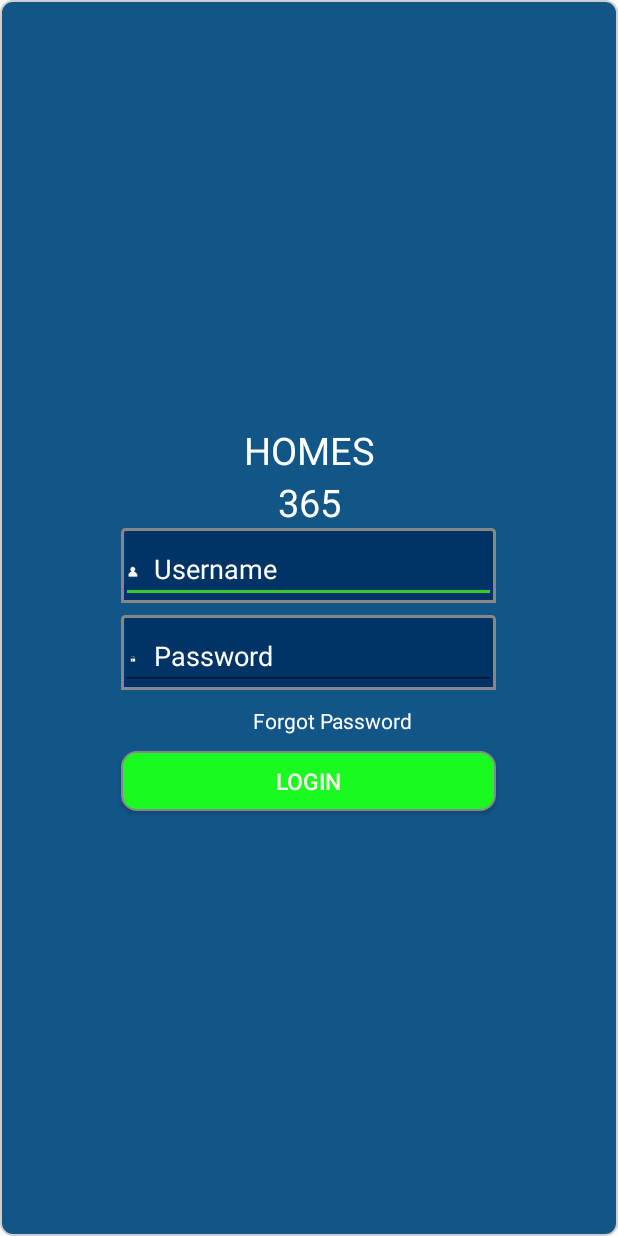
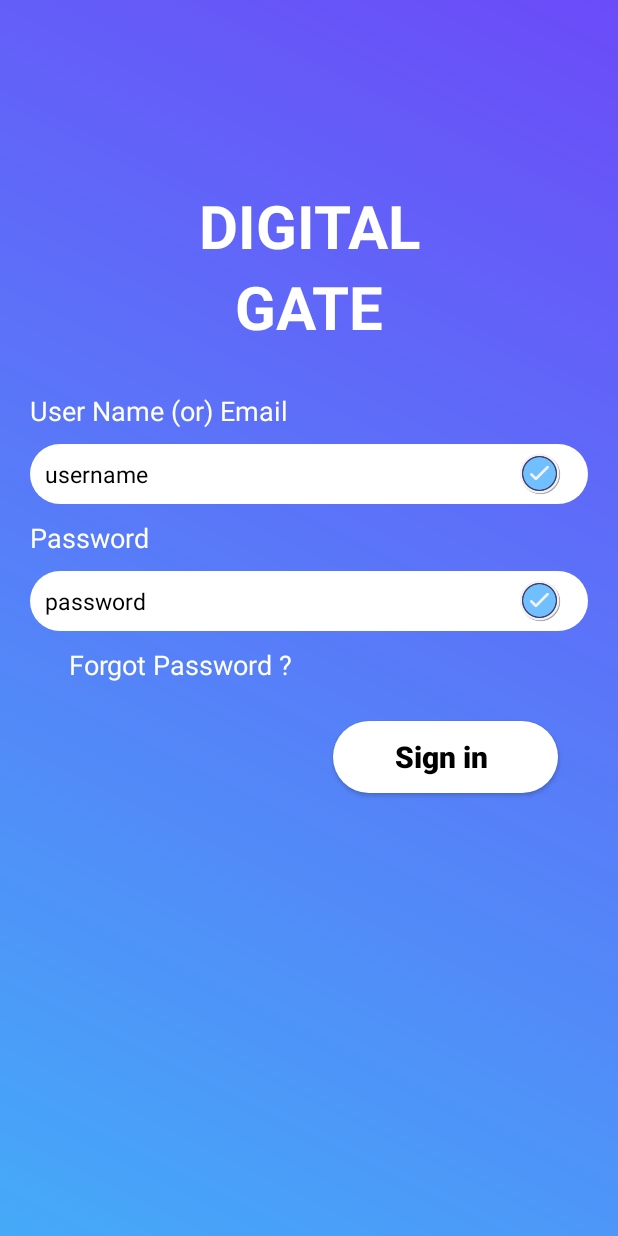
Before and after one commit to rayudu-glits/APartmentAppDevelopment, an Android app: the screen it shows after launch (LoginActivity), on a phone screen of 412 x 824 dp. Run offline under Robolectric (Android 15) with nearby library versions, the phone set to English and light mode, and no system bars; our stand-ins replace Volley; libraries missing offline, so code that uses them is left out: uk.co.chrisjenx; 1 statement that could not run was skipped.

Commit message:
Splash screen and Login Screen

```diff
--- a/app/src/main/AndroidManifest.xml
+++ b/app/src/main/AndroidManifest.xml
@@ -28,7 +28,6 @@
         <activity
             android:name=".SplashScreenActivity"
             android:label="@string/app_name"
-            android:theme="@style/AppTheme"
             android:exported="true">
             <intent-filter>
                 <action android:name="android.intent.action.MAIN" />
--- /dev/null
+++ b/app/src/main/res/drawable/background_gradient.xml
@@ -0,0 +1,11 @@
+<?xml version="1.0" encoding="utf-8"?>
+<shape xmlns:android="http://schemas.android.com/apk/res/android"
+    android:shape="rectangle" >
+
+    <gradient
+        android:angle="45"
+        android:endColor="#F06240F8"
+        android:startColor="#45AAF8"
+        android:type="linear" />
+
+</shape>
--- /dev/null
+++ b/app/src/main/res/drawable/shapebutton.xml
@@ -0,0 +1,7 @@
+<?xml version="1.0" encoding="utf-8"?>
+<shape xmlns:android="http://schemas.android.com/apk/res/android"
+    android:shape="rectangle">
+    <solid android:color="@color/white" />
+    <corners
+        android:radius="30dp"/>
+</shape>
--- a/app/src/main/res/layout/activity_login.xml
+++ b/app/src/main/res/layout/activity_login.xml
@@ -4,96 +4,159 @@
     xmlns:tools="http://schemas.android.com/tools"
     android:layout_width="match_parent"
     android:layout_height="match_parent"
+    android:orientation="vertical"
+    android:weightSum="10"
+    android:background="@drawable/background_gradient"
     tools:context=".LoginActivity">
-
     <LinearLayout
         android:layout_width="match_parent"
-        android:layout_height="match_parent"
-        android:orientation="horizontal">
-
-        <LinearLayout
-            android:layout_width="match_parent"
-            android:layout_height="match_parent"
-            android:background="@drawable/button_frame"
+        android:layout_height="0dp"
+        android:layout_weight="7.8"
         android:gravity="center"
         android:orientation="vertical">
-
-            <TextView
+        <LinearLayout
             android:layout_width="match_parent"
             android:layout_height="wrap_content"
             android:gravity="center"
-                android:text="HOMES"
-                android:textColor="#fff"
-                android:textSize="25dp" />
-
+            android:orientation="vertical">
         <TextView
+            android:id="@+id/digital"
             android:layout_width="match_parent"
             android:layout_height="wrap_content"
-                android:gravity="center_horizontal"
-                android:text="365"
-                android:textColor="#fff"
-                android:textSize="25dp" />
-
+            android:textColor="@color/white"
+            android:textStyle="bold"
+            android:text="DIGITAL"
+            android:gravity="center"
+            android:textSize="40sp"
+            android:layout_marginTop="10dp"/>
+            <TextView
+                android:id="@+id/gate"
+                android:layout_width="match_parent"
+                android:layout_height="wrap_content"
+                android:textColor="@color/white"
+                android:textStyle="bold"
+                android:text="GATE"
+                android:gravity="center"
+                android:textSize="40sp"/>
+        </LinearLayout>
       <LinearLayout
-                android:layout_width="250dp"
-                android:layout_height="50dp"
-                android:background="@drawable/login"
-                android:orientation="horizontal">
+          android:layout_width="match_parent"
+          android:layout_height="wrap_content"
+          android:gravity="center"
+          android:orientation="vertical">
+          <TextView
+              android:id="@+id/username"
+              android:layout_width="match_parent"
+              android:layout_height="wrap_content"
+              android:textColor="@color/white"
+              android:layout_marginLeft="20dp"
+              android:layout_marginRight="20dp"
+              android:layout_marginTop="30dp"
+              android:text="User Name (or) Email"
+              android:textSize="18sp"/>
+          <LinearLayout
+              android:id="@+id/ll1"
+              android:layout_width="match_parent"
+              android:layout_height="40dp"
+              android:layout_marginStart="20dp"
+              android:layout_marginEnd="20dp"
+              android:layout_marginTop="10dp"
+              android:background="@drawable/shapebutton"
+              android:orientation="horizontal"
+              android:weightSum="1">
               <EditText
                   android:id="@+id/user_name"
+                  android:layout_width="0dp"
+                  android:layout_height="match_parent"
+                  android:layout_weight="0.95"
+                  android:background="@null"
+                  android:hint="username"
+                  android:layout_gravity="center"
+                  android:imeOptions="actionDone"
+                  android:paddingLeft="10dp"
+                  android:textColor="@color/black"
+                  android:textColorHint="@color/black"
+                  android:textSize="15sp"/>
+              <ImageView
+                  android:layout_width="30dp"
+                  android:layout_height="30dp"
+                  android:scaleType="fitXY"
+                  android:layout_gravity="center"
+                  android:src="@drawable/icon"/>
+          </LinearLayout>
+      </LinearLayout>
+        <LinearLayout
+            android:layout_width="match_parent"
+            android:layout_height="wrap_content"
+            android:gravity="center"
+            android:orientation="vertical">
+            <TextView
+                android:id="@+id/etpassword"
+                android:layout_width="match_parent"
+                android:layout_height="wrap_content"
+                android:textColor="@color/white"
+                android:layout_marginLeft="20dp"
+                android:layout_marginRight="20dp"
+                android:layout_marginTop="10dp"
+                android:text="Password"
+                android:textSize="18sp"/>
+            <LinearLayout
+                android:id="@+id/ll2"
                 android:layout_width="match_parent"
                 android:layout_height="40dp"
-                        android:drawableLeft="@mipmap/usname"
-                        android:drawablePadding="10dp"
-                        android:hint="Username"
-                        android:inputType="textEmailAddress"
-                        android:textColor="#fff"
-                        android:textColorHint="#fff" />
-
-            </LinearLayout>
-
-            <LinearLayout
-                android:layout_width="250dp"
-                android:layout_height="50dp"
-                android:layout_marginTop="8dp"
-                android:background="@drawable/login"
-                android:orientation="horizontal">
+                android:layout_marginStart="20dp"
+                android:layout_marginEnd="20dp"
+                android:layout_marginTop="10dp"
+                android:background="@drawable/shapebutton"
+                android:orientation="horizontal"
+                android:weightSum="1">
                 <EditText
                     android:id="@+id/password"
-                        android:layout_width="match_parent"
-                        android:layout_height="40dp"
-                        android:drawableLeft="@mipmap/psword"
-                        android:drawablePadding="10dp"
-                        android:hint="Password"
-                        android:inputType="textPassword"
-                        android:textColor="#fff"
-                        android:textColorHint="#fff" />
+                    android:layout_width="0dp"
+                    android:layout_height="match_parent"
+                    android:layout_weight="0.95"
+                    android:background="@null"
+                    android:hint="password"
+                    android:layout_gravity="center"
+                    android:imeOptions="actionDone"
+                    android:paddingLeft="10dp"
+                    android:textColor="@color/black"
+                    android:textColorHint="@color/black"
+                    android:textSize="15sp"/>
+                <ImageView
+                    android:layout_width="30dp"
+                    android:layout_height="30dp"
+                    android:scaleType="fitXY"
+                    android:layout_gravity="center"
+                    android:src="@drawable/icon"/>
             </LinearLayout>
-
+        </LinearLayout>
         <TextView
             android:layout_width="320dp"
             android:layout_height="30dp"
-                android:layout_marginLeft="15dp"
-                android:layout_marginTop="5dp"
-                android:gravity="center"
-                android:text="Forgot Password"
-                android:textColor="#ffff" />
-
-            <Button
+            android:layout_marginTop="10dp"
+            android:textSize="18sp"
+            android:text="Forgot Password ?"
+            android:textColor="@color/white" />
+        <androidx.appcompat.widget.AppCompatButton
             android:id="@+id/login_btn"
-                android:layout_width="250dp"
-                android:layout_height="40dp"
-                android:layout_gravity="center"
-                android:layout_marginTop="5dp"
-                android:background="@drawable/buttonshape"
-                android:imeOptions="actionGo"
-                android:text="Login"
-                android:textColor="#FAEFEB"
-                android:textSize="15sp" />
+            android:layout_width="150dp"
+            android:layout_height="wrap_content"
+            android:layout_marginTop="20dp"
+            android:layout_marginRight="40dp"
+            android:text="Sign in "
+            android:layout_gravity="end"
+            android:background="@drawable/shapebutton"
+            android:textColor="@color/black"
+            android:textAllCaps="false"
+            android:textStyle="bold"
+            android:textSize="20sp"
+            android:backgroundTint="@color/white"/>
     </LinearLayout>
-
-
+    <LinearLayout
+        android:layout_width="match_parent"
+        android:layout_height="0dp"
+       android:visibility="gone"
+        android:layout_weight="1.5">
     </LinearLayout>
-
-
 </LinearLayout>
--- a/app/src/main/res/layout/activity_splash_screen.xml
+++ b/app/src/main/res/layout/activity_splash_screen.xml
@@ -2,7 +2,7 @@
 <RelativeLayout xmlns:android="http://schemas.android.com/apk/res/android"
     android:layout_width="match_parent"
     android:layout_height="match_parent"
-    android:background="@drawable/button_frame"
+    android:background="@drawable/splash"
     android:orientation="vertical">
 
     <ImageView
@@ -10,6 +10,7 @@
         android:layout_width="@dimen/_200dp"
         android:layout_height="@dimen/dimen_150dp"
         android:layout_centerInParent="true"
+        android:visibility="gone"
         android:adjustViewBounds="true"
         android:scaleType="fitXY"
         android:src="@drawable/splash_admin" />
@@ -19,6 +20,7 @@
         android:layout_width="match_parent"
         android:layout_below="@+id/logo"
         android:gravity="center"
+        android:visibility="gone"
         android:layout_marginBottom="20dp"
         android:layout_height="wrap_content"
         android:textSize="@dimen/dimen_30dp"
@@ -29,6 +31,7 @@
         android:layout_width="match_parent"
         android:layout_height="wrap_content"
         android:foregroundGravity="center"
+        android:visibility="gone"
         android:layout_below="@+id/tv_welcome"/>
 
 </RelativeLayout>
--- a/app/src/main/res/values/colors.xml
+++ b/app/src/main/res/values/colors.xml
@@ -7,6 +7,7 @@
     <color name="navigationBarColor">#000000</color>
     <color name="colorAccent">#32CD32</color>
     <color name="white">#ffffff</color>
+    <color name="black">#000000</color>
     <color name="green">#32CD32</color>
     <color name="red_bg">#ff0000</color>
     <color name="linecolor">#696969</color>
```
Also changed, not shown: app/src/main/res/drawable/check.png (added), app/src/main/res/drawable/icon.png (added), app/src/main/res/drawable/picbottom.jpg (added), app/src/main/res/drawable/splash.jpeg (added). Lines whose indentation alone changed are shown as unchanged.
